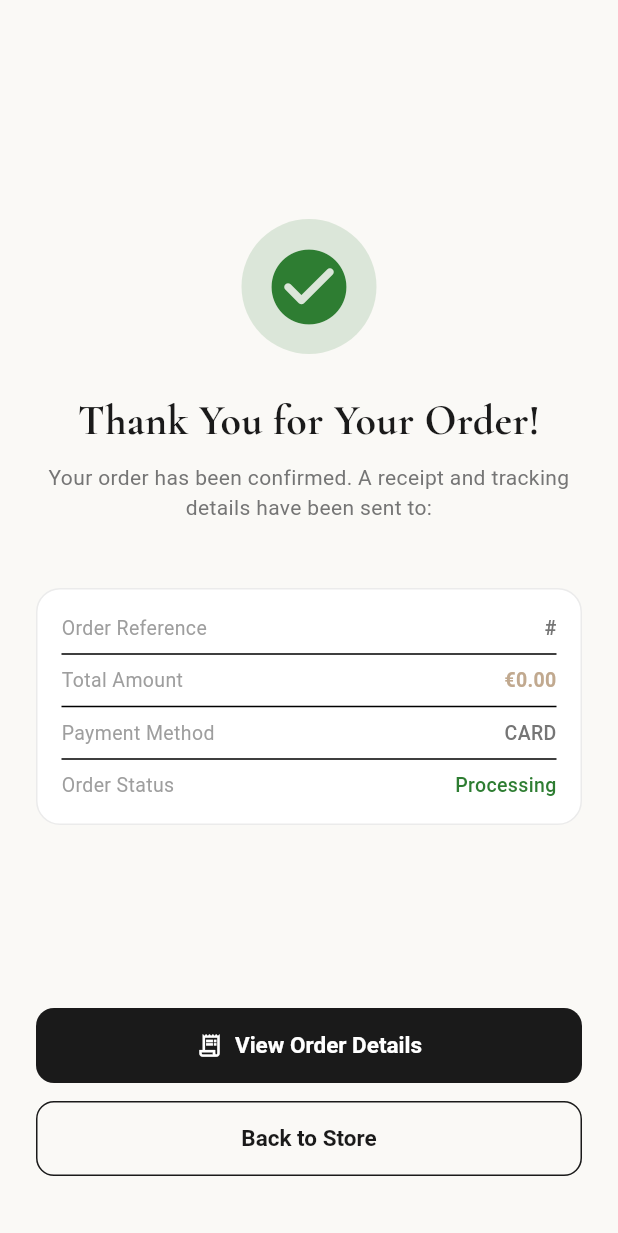
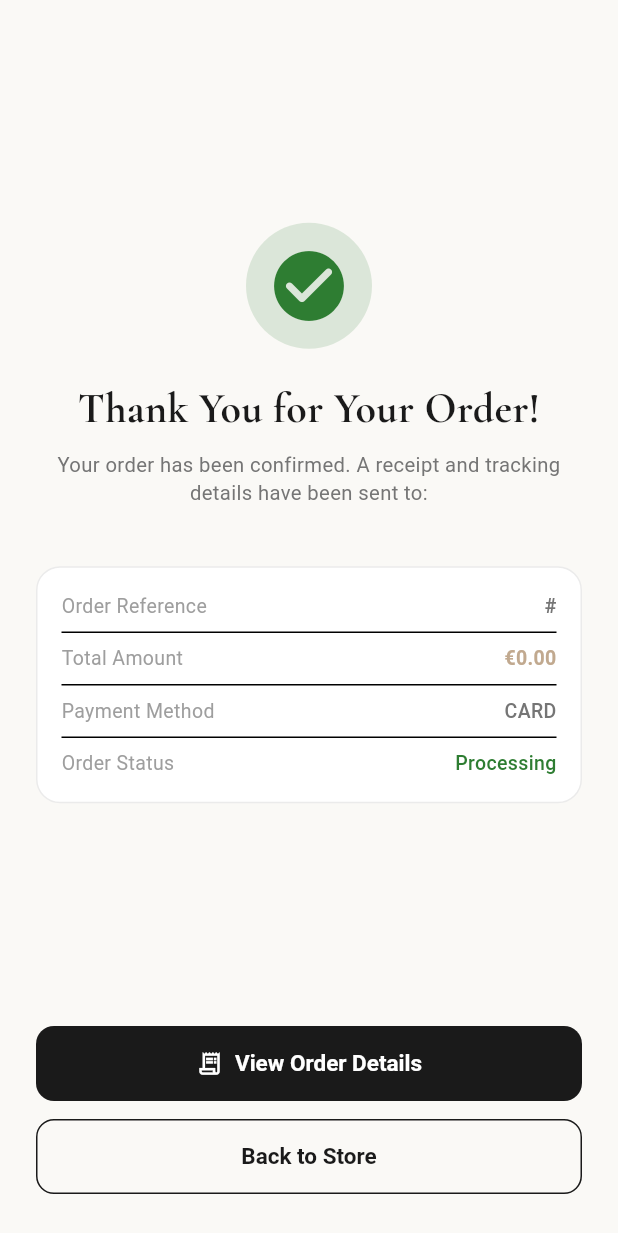
Before and after one commit to aucikkosmonaucik-boop/lunar, a Flutter app: the OrderSuccessScreen screen opened directly with empty values, on a phone screen of 412 x 824 dp. Shown: the top 1233 px of the screen. Run offline on Flutter 3.47's test engine with Material 3 defaults, Android fonts, the phone set to English and light mode, and no system bars; our stand-ins replace app_links, cached_network_image, firebase_auth, firebase_core, google_fonts, google_sign_in and 1 more; missing offline and left inert: flutter_facebook_auth, flutter_stripe; accounts and stored records are empty; network calls fail.

Commit message:
feat(mobile): make entire app fully responsive across all screen sizes and resolutions, release APK v1.2.3

```diff
--- a/mobile/lib/screens/checkout/order_success_screen.dart
+++ b/mobile/lib/screens/checkout/order_success_screen.dart
@@ -18,8 +18,13 @@ class OrderSuccessScreen extends StatelessWidget {
 
     return Scaffold(
       body: SafeArea(
-        child: Padding(
-          padding: const EdgeInsets.all(24),
+        child: LayoutBuilder(
+          builder: (context, constraints) {
+            return SingleChildScrollView(
+              padding: const EdgeInsets.symmetric(horizontal: 24, vertical: 16),
+              child: ConstrainedBox(
+                constraints: BoxConstraints(minHeight: constraints.maxHeight - 32),
+                child: IntrinsicHeight(
                   child: Column(
                     mainAxisAlignment: MainAxisAlignment.center,
                     children: [
@@ -27,8 +32,8 @@ class OrderSuccessScreen extends StatelessWidget {
 
                       // Success Icon Circle
                       Container(
-                width: 90,
-                height: 90,
+                        width: 84,
+                        height: 84,
                         decoration: BoxDecoration(
                           color: AppColors.success.withValues(alpha: 0.15),
                           shape: BoxShape.circle,
@@ -36,12 +41,12 @@ class OrderSuccessScreen extends StatelessWidget {
                         child: const Center(
                           child: Icon(
                             Icons.check_circle_rounded,
-                    size: 60,
+                            size: 56,
                             color: AppColors.success,
                           ),
                         ),
                       ),
-              const SizedBox(height: 24),
+                      const SizedBox(height: 20),
 
                       Text(
                         'Thank You for Your Order!',
@@ -58,12 +63,12 @@ class OrderSuccessScreen extends StatelessWidget {
                         'Your order has been confirmed. A receipt and tracking details have been sent to:\n${order.customerEmail}',
                         textAlign: TextAlign.center,
                         style: TextStyle(
-                  fontSize: 14,
+                          fontSize: 13.5,
                           height: 1.4,
                           color: isDark ? AppColors.darkTextSecondary : AppColors.lightTextSecondary,
                         ),
                       ),
-              const SizedBox(height: 24),
+                      const SizedBox(height: 20),
 
                       // Order Details Card
                       Container(
@@ -87,6 +92,7 @@ class OrderSuccessScreen extends StatelessWidget {
                       ),
 
                       const Spacer(),
+                      const SizedBox(height: 16),
 
                       // Action Buttons
                       CustomButton(
@@ -109,9 +115,13 @@ class OrderSuccessScreen extends StatelessWidget {
                           );
                         },
                       ),
-              const SizedBox(height: 16),
+                      const SizedBox(height: 12),
                     ],
                   ),
+                ),
+              ),
+            );
+          },
         ),
       ),
     );
@@ -121,7 +131,14 @@ class OrderSuccessScreen extends StatelessWidget {
     return Row(
       mainAxisAlignment: MainAxisAlignment.spaceBetween,
       children: [
-        Text(label, style: const TextStyle(fontSize: 13, color: Colors.grey)),
+        Flexible(
+          child: Text(
+            label,
+            style: const TextStyle(fontSize: 13, color: Colors.grey),
+            overflow: TextOverflow.ellipsis,
+          ),
+        ),
+        const SizedBox(width: 8),
         Text(
           value,
           style: TextStyle(
--- a/mobile/lib/widgets/banner_carousel.dart
+++ b/mobile/lib/widgets/banner_carousel.dart
@@ -170,6 +170,8 @@ class _BannerCarouselState extends State<BannerCarousel> {
                               ],
                               Text(
                                 banner.title,
+                                maxLines: 2,
+                                overflow: TextOverflow.ellipsis,
                                 style: GoogleFonts.cormorantGaramond(
                                   color: Colors.white,
                                   fontSize: 24,
@@ -180,6 +182,8 @@ class _BannerCarouselState extends State<BannerCarousel> {
                               const SizedBox(height: 4),
                               Text(
                                 banner.subtitle,
+                                maxLines: 1,
+                                overflow: TextOverflow.ellipsis,
                                 style: const TextStyle(
                                   color: Colors.white70,
                                   fontSize: 13,
--- a/mobile/lib/widgets/custom_button.dart
+++ b/mobile/lib/widgets/custom_button.dart
@@ -52,14 +52,20 @@ class CustomButton extends StatelessWidget {
                     valueColor: AlwaysStoppedAnimation<Color>(textColor ?? (isDark ? AppColors.primary : AppColors.lightText)),
                   ),
                 )
-              : Row(
+              : Padding(
+                  padding: const EdgeInsets.symmetric(horizontal: 12),
+                  child: Row(
                     mainAxisAlignment: MainAxisAlignment.center,
+                    mainAxisSize: MainAxisSize.min,
                     children: [
                       if (icon != null) ...[
                         Icon(icon, size: 18, color: textColor ?? (isDark ? AppColors.primary : AppColors.lightText)),
                         const SizedBox(width: 8),
                       ],
-                    Text(
+                      Flexible(
+                        child: FittedBox(
+                          fit: BoxFit.scaleDown,
+                          child: Text(
                             text,
                             style: TextStyle(
                               color: textColor ?? (isDark ? AppColors.primary : AppColors.lightText),
@@ -67,7 +73,10 @@ class CustomButton extends StatelessWidget {
                               fontSize: 15,
                             ),
                           ),
+                        ),
+                      ),
                     ],
+                  ),
                 ),
         ),
       );
--- a/mobile/pubspec.yaml
+++ b/mobile/pubspec.yaml
@@ -1,7 +1,7 @@
 name: lunar_mobile
 description: "Lunar Mobile Store App for Android and iOS"
 publish_to: 'none'
-version: 1.2.2+17
+version: 1.2.3+18
 
 environment:
   sdk: '>=3.0.0 <4.0.0'
```
Also changed, not shown: mobile/lib/main.dart (+9 -0 lines), mobile/lib/screens/auth/login_screen.dart (+9 -6 lines), mobile/lib/screens/auth/register_screen.dart (+9 -6 lines), mobile/lib/screens/cart/cart_screen.dart (+8 -1 lines), mobile/lib/screens/checkout/checkout_screen.dart (+8 -1 lines), mobile/lib/screens/favorites/favorites_screen.dart (+14 -4 lines), mobile/lib/screens/home/home_screen.dart (+19 -9 lines), mobile/lib/screens/product/product_detail_screen.dart (+14 -4 lines), mobile/lib/screens/shop/shop_screen.dart (+17 -3 lines), mobile/lib/widgets/product_card.dart (+8 -1 lines), 1 other file. Lines whose indentation alone changed are shown as unchanged.
